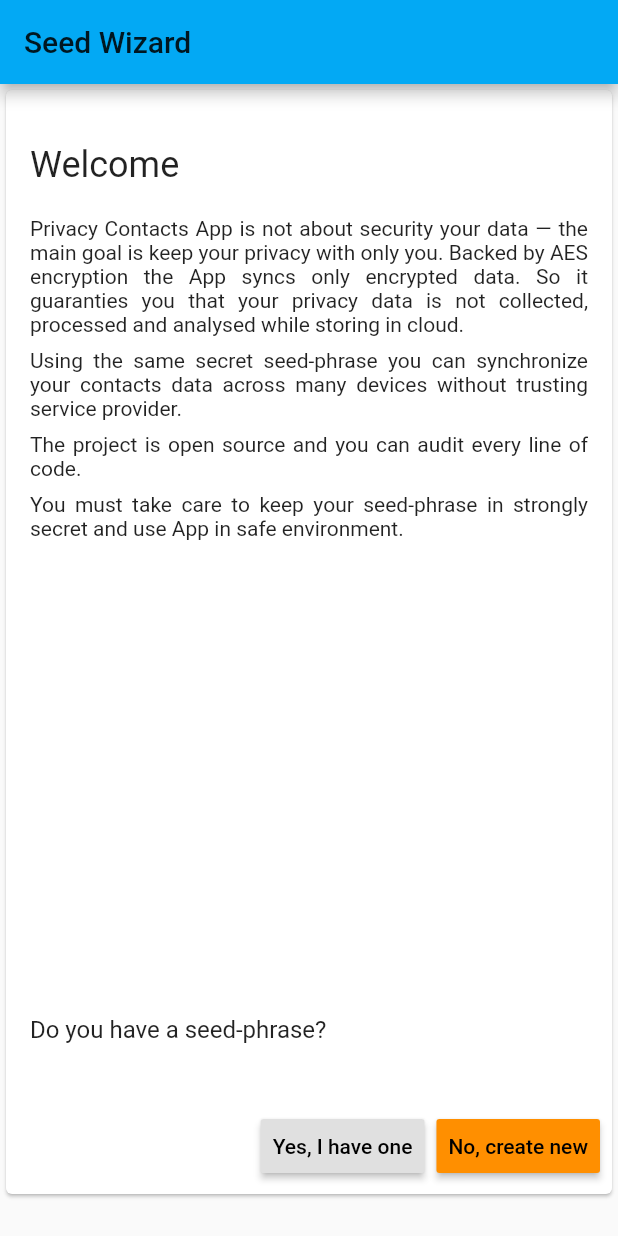
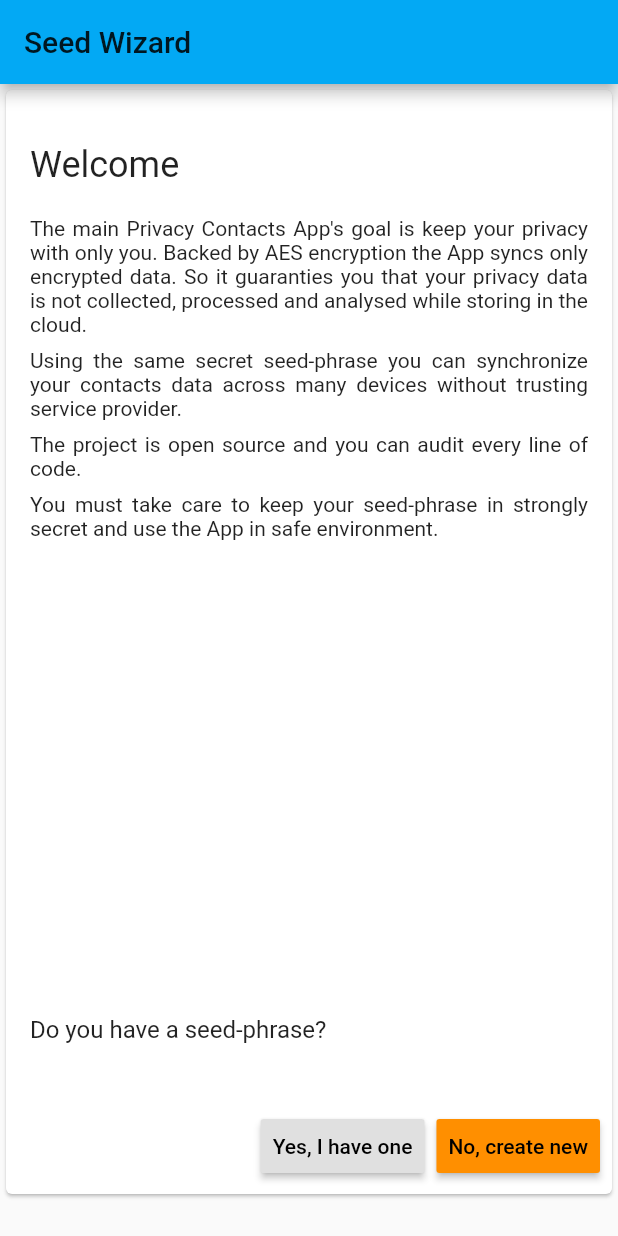
Before and after one commit to dblokhin/contacts, a Flutter app: the screen it shows after launch, on a phone screen of 412 x 824 dp. Run offline on Flutter 3.47's test engine with Material 2 defaults, Android fonts, the phone set to English and light mode, and no system bars; our stand-ins replace connectivity, rxdart, shared_preferences; missing offline and left inert: seed_encoder.

Commit message:
texts: fix the welcome

```diff
--- a/lib/interfaces/localization.dart
+++ b/lib/interfaces/localization.dart
@@ -89,7 +89,7 @@ final _localizedData = '''
 {
 	"en": {
 		"welcome": "Welcome",
-		"wizardIntro": "Privacy Contacts App is not about security your data — the main goal is keep your privacy with only you. Backed by AES encryption the App syncs only encrypted data. So it guaranties you that your privacy data is not collected, processed and analysed while storing in cloud. \\nUsing the same secret seed-phrase you can synchronize your contacts data across many devices without trusting service provider. \\nThe project is open source and you can audit every line of code. \\nYou must take care to keep your seed-phrase in strongly secret and use App in safe environment.",
+		"wizardIntro": "The main Privacy Contacts App's goal is keep your privacy with only you. Backed by AES encryption the App syncs only encrypted data. So it guaranties you that your privacy data is not collected, processed and analysed while storing in the cloud. \\nUsing the same secret seed-phrase you can synchronize your contacts data across many devices without trusting service provider. \\nThe project is open source and you can audit every line of code. \\nYou must take care to keep your seed-phrase in strongly secret and use the App in safe environment.",
 		"seedIntro": "Your encryption secret key is derived from special mnemonic code. \\nA mnemonic code or sentence is superior for human interaction compared to the handling of raw binary or hexadecimal representations of secret keys. The sentence could be easy written on paper.",
 		"haveYouSeed": "Do you have a seed-phrase?",
 		"alreadyHaveSeed": "Yes, I have one",
```
Also changed, not shown: pubspec.lock.
